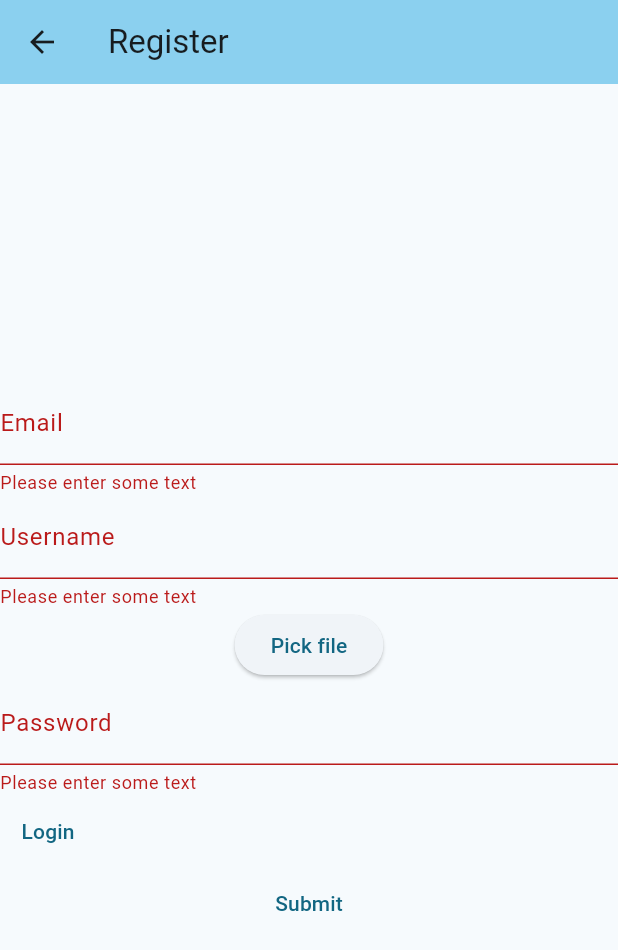
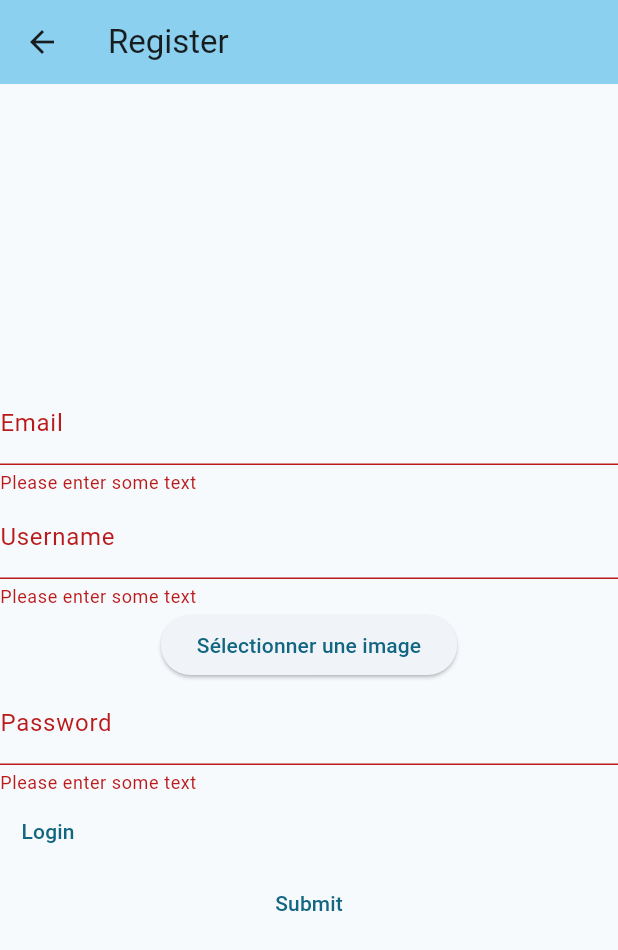
Before and after one commit to Lucastor05/project_flutter, a Flutter app: the Register screen opened by its route, after a tap on "Submit", on a phone screen of 412 x 824 dp. Shown: the top 950 px of the screen. Run offline on Flutter 3.47's test engine with Material 2 defaults, Android fonts, the phone set to English and light mode, and no system bars; our stand-ins replace file_picker; missing offline and left inert: mongo_dart; accounts and stored records are empty.

```diff
--- /dev/null
+++ b/lib/Controller/HomeController.dart
@@ -0,0 +1,5 @@
+import 'package:project_flutter/Model/UserModel.dart';
+
+class HomeController {
+
+}
--- a/lib/View/Register.dart
+++ b/lib/View/Register.dart
@@ -1,8 +1,9 @@
+import 'dart:io';
+
 import 'package:flutter/material.dart';
-import 'package:project_flutter/Controller/IdentificationController.dart';
 import 'package:file_picker/file_picker.dart';
 
-import '../Model/UserModel.dart';
+import '../Controller/IdentificationController.dart';
 
 class Register extends StatefulWidget {
   const Register({super.key, required this.title});
@@ -20,16 +21,14 @@ class _RegisterState extends State<Register> {
   final passwordController = TextEditingController();
   final emailController = TextEditingController();
 
-  PlatformFile? _file;
+  File? _imageFile;
 
   @override
   Widget build(BuildContext context) {
     return Scaffold(
+      resizeToAvoidBottomInset: false,
       appBar: AppBar(
-        backgroundColor: Theme
-            .of(context)
-            .colorScheme
-            .inversePrimary,
+        backgroundColor: Theme.of(context).colorScheme.inversePrimary,
         title: Text(widget.title),
       ),
       body: Center(
@@ -58,14 +57,27 @@ class _RegisterState extends State<Register> {
                 },
                 decoration: const InputDecoration(labelText: 'Username'),
               ),
+              if (_imageFile != null)
+                Image.file(
+                  _imageFile!,
+                  width: 100,
+                  height: 100,
+                  fit: BoxFit.cover,
+                ),
               ElevatedButton(
-                  onPressed: () async{
-                    final result = await FilePicker.platform.pickFiles();
-                    if(result == null) return;
+                onPressed: () async {
+                  final result = await FilePicker.platform.pickFiles(
+                    type: FileType.image, // Spécifiez que vous voulez des images
+                  );
+                  if (result == null) return;
 
-                    _file = result.files.first;
-                  },
-                  child: const Text("Pick file")
+                  setState(() {
+                    if (result != null && result.files.isNotEmpty) {
+                      _imageFile = File(result.files.first.path!);
+                    }
+                  });
+                },
+                child: const Text("Sélectionner une image"),
               ),
               TextFormField(
                 controller: passwordController,
@@ -90,19 +102,16 @@ class _RegisterState extends State<Register> {
                 ),
               ),
               TextButton(
-                onPressed: () {
-                  if (_formKey.currentState!.validate()){
-                    if (IdentificationController.RegisterUser(
-                        emailController.text, usernameController.text,
-                        passwordController.text)) {
-
+                onPressed: () async {
+                  if (_formKey.currentState!.validate()) {
+                    if (await IdentificationController.RegisterUser(
+                        emailController.text,
+                        usernameController.text,
+                        passwordController.text,
+                        _imageFile)) {
                       Navigator.pushNamed(context, '/home');
                     } else {
-                      ScaffoldMessenger.of(context).showSnackBar(
-                        const SnackBar(
-                          content: Text("Erreur lors de l'enregistrement"),
-                        ),
-                      );
+                      const Text('Erreur lors du login');
                     }
                   }
                 },
--- a/pubspec.yaml
+++ b/pubspec.yaml
@@ -36,6 +36,7 @@ dependencies:
   # Use with the CupertinoIcons class for iOS style icons.
   cupertino_icons: ^1.0.2
   file_picker: ^5.5.0
+  path_provider: ^2.1.1
 
 dev_dependencies:
   flutter_test:
```
Also changed, not shown: lib/Controller/IdentificationController.dart (+10 -9 lines), lib/Model/UserModel.dart (+99 -68 lines), lib/View/ForgottenPassword.dart (+1 -9 lines), pubspec.lock, 6 other files.
